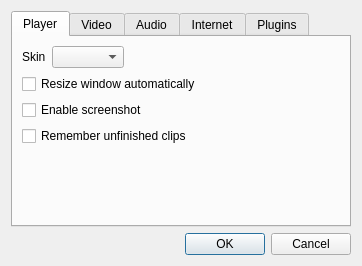
Old version of the form src/settingsdialog.ui in the repository coslyk/moonplayer.
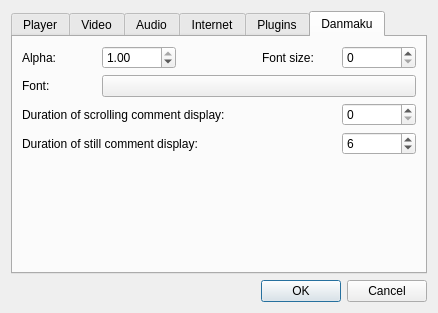
New version of the form. The open tabs and pages were chosen to show the change.

What changed in the file:
```diff
--- a/src/settingsdialog.ui
+++ b/src/settingsdialog.ui
@@ -6,8 +6,8 @@
    <rect>
     <x>0</x>
     <y>0</y>
-    <width>362</width>
-    <height>266</height>
+    <width>438</width>
+    <height>313</height>
    </rect>
   </property>
   <property name="minimumSize">
@@ -469,6 +469,101 @@
        </item>
       </layout>
      </widget>
+     <widget class="QWidget" name="danmakuTab">
+      <attribute name="title">
+       <string>Danmaku</string>
+      </attribute>
+      <layout class="QGridLayout" name="gridLayout_2">
+       <item row="0" column="0">
+        <widget class="QLabel" name="label_6">
+         <property name="text">
+          <string>Alpha:</string>
+         </property>
+        </widget>
+       </item>
+       <item row="0" column="1">
+        <widget class="QDoubleSpinBox" name="alphaDoubleSpinBox">
+         <property name="maximum">
+          <double>1.000000000000000</double>
+         </property>
+         <property name="singleStep">
+          <double>0.100000000000000</double>
+         </property>
+         <property name="value">
+          <double>1.000000000000000</double>
+         </property>
+        </widget>
+       </item>
+       <item row="0" column="3">
+        <widget class="QLabel" name="label_7">
+         <property name="text">
+          <string>Font size:</string>
+         </property>
+        </widget>
+       </item>
+       <item row="0" column="4">
+        <widget class="QSpinBox" name="fontSizeSpinBox">
+         <property name="toolTip">
+          <string>0 means auto</string>
+         </property>
+         <property name="maximum">
+          <number>60</number>
+         </property>
+        </widget>
+       </item>
+       <item row="1" column="1" colspan="4">
+        <widget class="QPushButton" name="fontPushButton"/>
+       </item>
+       <item row="2" column="0" colspan="3">
+        <widget class="QLabel" name="label_8">
+         <property name="text">
+          <string>Duration of scrolling comment display:</string>
+         </property>
+        </widget>
+       </item>
+       <item row="2" column="4">
+        <widget class="QSpinBox" name="dmSpinBox">
+         <property name="toolTip">
+          <string>0 means auto</string>
+         </property>
+        </widget>
+       </item>
+       <item row="3" column="0" colspan="3">
+        <widget class="QLabel" name="label_9">
+         <property name="text">
+          <string>Duration of still comment display:</string>
+         </property>
+        </widget>
+       </item>
+       <item row="3" column="4">
+        <widget class="QSpinBox" name="dsSpinBox">
+         <property name="value">
+          <number>6</number>
+         </property>
+        </widget>
+       </item>
+       <item row="4" column="2">
+        <spacer name="verticalSpacer_2">
+         <property name="orientation">
+          <enum>Qt::Vertical</enum>
+         </property>
+         <property name="sizeHint" stdset="0">
+          <size>
+           <width>20</width>
+           <height>91</height>
+          </size>
+         </property>
+        </spacer>
+       </item>
+       <item row="1" column="0">
+        <widget class="QLabel" name="label_10">
+         <property name="text">
+          <string>Font:</string>
+         </property>
+        </widget>
+       </item>
+      </layout>
+     </widget>
     </widget>
    </item>
    <item>
```
Left out of the diff: 3 changed lines with no effect on the pictures.
